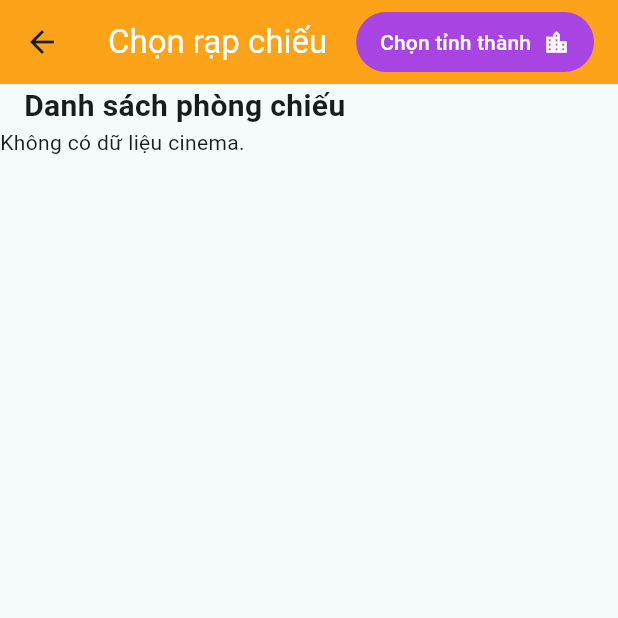
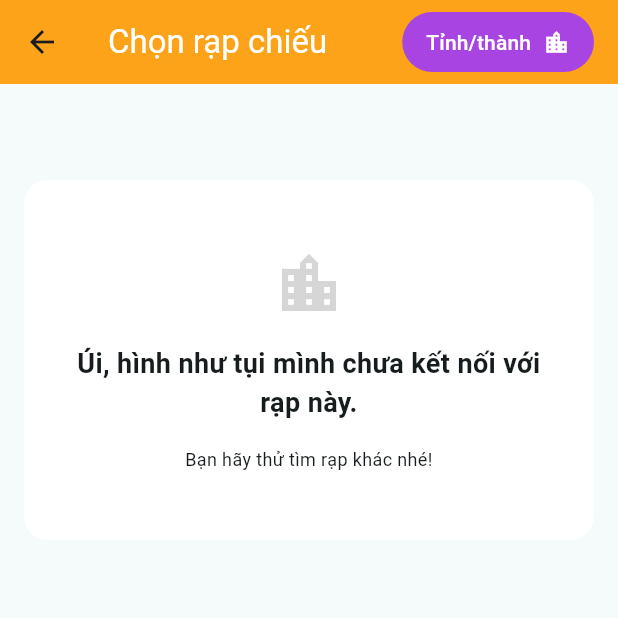
Before and after one commit to tranhuutuan261103/Cinema-Mobile-App, a Flutter app: the AuditoriumSelectionScreen screen opened directly, on a phone screen of 412 x 824 dp, the top half of it. Run offline on Flutter 3.47's test engine with Material 3 defaults, Android fonts, the phone set to English and light mode, and no system bars; our stand-ins replace flutter_dotenv; network calls fail.

Commit message:
fix: [Cinema Mobile App] Not reload cinemas after selecting province

```diff
--- a/lib/main.dart
+++ b/lib/main.dart
@@ -40,7 +40,7 @@ class MyApp extends StatelessWidget {
         '/': (context) => const AppRoutes(),
         '/booking': (context) => BookingScreen(),
         '/city': (context) =>
-            const ProvinceSelectionScreen(title: "Chọn tỉnh thành"),
+            const ProvinceSelectionScreen(),
       },
     );
   }
--- a/lib/screens/auditorium_selection_screen.dart
+++ b/lib/screens/auditorium_selection_screen.dart
@@ -2,6 +2,8 @@ import 'package:flutter/material.dart';
 import 'package:provider/provider.dart';
 
 import '../constants/colors.dart';
+import '../screens/province_selection_screen.dart';
+import '../widgets/not_found_container.dart';
 import '../providers/province_provider.dart';
 import '../models/cinema.dart';
 import '../services/cinema_service.dart';
@@ -25,26 +27,46 @@ class _AuditoriumSelectionScreenState extends State<AuditoriumSelectionScreen> {
   @override
   void didChangeDependencies() {
     super.didChangeDependencies();
-    _loadCinemas();
-  }
-
-  void _loadCinemas() {
-    final provinceId = Provider.of<ProvinceProvider>(context, listen: false).selectedProvinceId;
-    if (provinceId != null) {
-      _cinemasFuture = CinemaService().getCinemas(provinceId: provinceId);
-    } else {
-      _cinemasFuture = CinemaService().getCinemas();
-    }
+    _fetchCinemas();
   }
 
   @override
   void initState() {
     super.initState();
-    final provinceId = Provider.of<ProvinceProvider>(context, listen: false).selectedProvinceId;
+    _fetchCinemas();
+  }
+
+  void _fetchCinemas() {
+    final provinceId = Provider.of<ProvinceProvider>(context, listen: false)
+        .selectedProvinceId;
     if (provinceId != null) {
+      setState(() {
         _cinemasFuture = CinemaService().getCinemas(provinceId: provinceId);
+      });
     } else {
+      setState(() {
         _cinemasFuture = CinemaService().getCinemas();
+      });
+    }
+  }
+
+  void _showProvinceSelectionScreen(BuildContext context) async {
+    final selectedProvince = await showModalBottomSheet(
+      context: context,
+      isScrollControlled: true,
+      backgroundColor: Colors.transparent,
+      builder: (BuildContext context) {
+        return const FractionallySizedBox(
+          heightFactor: 0.8,
+          child: ProvinceSelectionScreen(),
+        );
+      },
+    );
+
+    if (selectedProvince != null) {
+      Provider.of<ProvinceProvider>(context, listen: false)
+          .setSelectedProvince(selectedProvince);
+      _fetchCinemas();
     }
   }
 
@@ -62,7 +84,7 @@ class _AuditoriumSelectionScreenState extends State<AuditoriumSelectionScreen> {
                 )),
             TextButton(
               onPressed: () {
-                Navigator.pushNamed(context, '/city');
+                _showProvinceSelectionScreen(context);
               },
               style: TextButton.styleFrom(
                 foregroundColor: Colors.white, // Text color
@@ -78,7 +100,7 @@ class _AuditoriumSelectionScreenState extends State<AuditoriumSelectionScreen> {
                   Consumer<ProvinceProvider>(
                       builder: (context, ProvinceProvider provider, child) {
                     return Text(
-                        provider.selectedProvince?.name ?? "Chọn tỉnh thành");
+                        provider.selectedProvince?.name ?? "Tỉnh/thành");
                   }), // Text
                   const SizedBox(width: 8), // Space between text and icon
                   const Icon(Icons.location_city, color: Colors.white), // Icon
@@ -95,14 +117,21 @@ class _AuditoriumSelectionScreenState extends State<AuditoriumSelectionScreen> {
               future: _cinemasFuture,
               builder: (context, snapshot) {
                 if (snapshot.connectionState == ConnectionState.waiting) {
-                  return const SizedBox(
-                    width: double.infinity,
-                    child: LinearProgressIndicator(),
-                  );
+                  return const Expanded(
+                      child: Center(child: CircularProgressIndicator()));
                 } else if (snapshot.hasData) {
                   if (snapshot.data!.isEmpty) {
                     // Nếu không có dữ liệu cinema thì không hiển thị gì cả
-                    return const SizedBox.shrink();
+                    return const Padding(
+                      padding:
+                          EdgeInsets.only(top: 64.0, left: 16.0, right: 16.0),
+                      child: NotFoundContainer(
+                        message:
+                            "Úi, hình như tụi mình chưa kết nối với rạp này.",
+                        subMessage: "Bạn hãy thử tìm rạp khác nhé!",
+                        icon: Icons.location_city,
+                      ),
+                    );
                   }
 
                   final cinemas = snapshot.data!;
@@ -139,7 +168,15 @@ class _AuditoriumSelectionScreenState extends State<AuditoriumSelectionScreen> {
                   return const SizedBox.shrink();
                 }
               }),
-          const Padding(
+          FutureBuilder(
+              future: _cinemasFuture,
+              builder: (context, snapshot) {
+                if (snapshot.hasData) {
+                  if (snapshot.data!.isEmpty) {
+                    return const SizedBox.shrink();
+                  }
+
+                  return const Padding(
                     padding: EdgeInsets.only(left: 16.0),
                     child: Text(
                       "Danh sách phòng chiếu",
@@ -148,19 +185,20 @@ class _AuditoriumSelectionScreenState extends State<AuditoriumSelectionScreen> {
                         fontWeight: FontWeight.bold,
                       ),
                     ),
-          ),
+                  );
+                } else {
+                  return const SizedBox.shrink();
+                }
+              }),
           FutureBuilder(
               future: _cinemasFuture,
               builder: (context, snapshot) {
                 if (snapshot.connectionState == ConnectionState.waiting) {
-                  return const SizedBox(
-                    width: double.infinity,
-                    child: LinearProgressIndicator(),
-                  );
+                  return const SizedBox.shrink();
                 } else if (snapshot.hasData) {
                   final cinemas = snapshot.data!;
                   if (cinemas.isEmpty) {
-                    return const Text('Không có dữ liệu cinema.');
+                    return const SizedBox.shrink();
                   }
                   final auditoriums = _selectedCinema != null
                       ? _selectedCinema!.auditoriums
--- /dev/null
+++ b/lib/widgets/not_found_container.dart
@@ -0,0 +1,59 @@
+import 'package:flutter/material.dart';
+
+class NotFoundContainer extends StatelessWidget {
+  final String message;
+  final String subMessage;
+  final IconData? icon;
+
+  const NotFoundContainer({super.key, required this.message, required this.subMessage, this.icon});
+
+  @override
+  Widget build(BuildContext context) {
+    return Expanded(
+      child: ClipRRect(
+        borderRadius: BorderRadius.circular(16),
+        child: Container(
+          color: Colors.white,
+          child: SizedBox(
+            width: double.infinity,
+            height: 240,
+            child: Padding(
+              padding: const EdgeInsets.all(32.0),
+              child: Column(
+                mainAxisAlignment: MainAxisAlignment.center,
+                crossAxisAlignment: CrossAxisAlignment.center,
+                children: <Widget>[
+                  Icon(
+                    icon ?? Icons.error_outline,
+                    size: 48,
+                    color: Colors.grey[350],
+                  ),
+                  const SizedBox(height: 16),
+                  Text(
+                    message,
+                    style: const TextStyle(
+                      fontSize: 18,
+                      fontWeight: FontWeight.bold,
+                    ),
+                    maxLines: 2,
+                    textAlign: TextAlign.center,
+                  ),
+                  const SizedBox(height: 16),
+                  Text(
+                    subMessage,
+                    style: const TextStyle(
+                      fontSize: 12,
+                      fontWeight: FontWeight.normal,
+                    ),
+                    maxLines: 2,
+                    textAlign: TextAlign.center,
+                  ),
+                ],
+              ),
+            ),
+          ),
+        ),
+      ),
+    );
+  }
+}
```
Also changed, not shown: lib/screens/province_selection_screen.dart (+3 -9 lines). Lines whose indentation alone changed are shown as unchanged.
